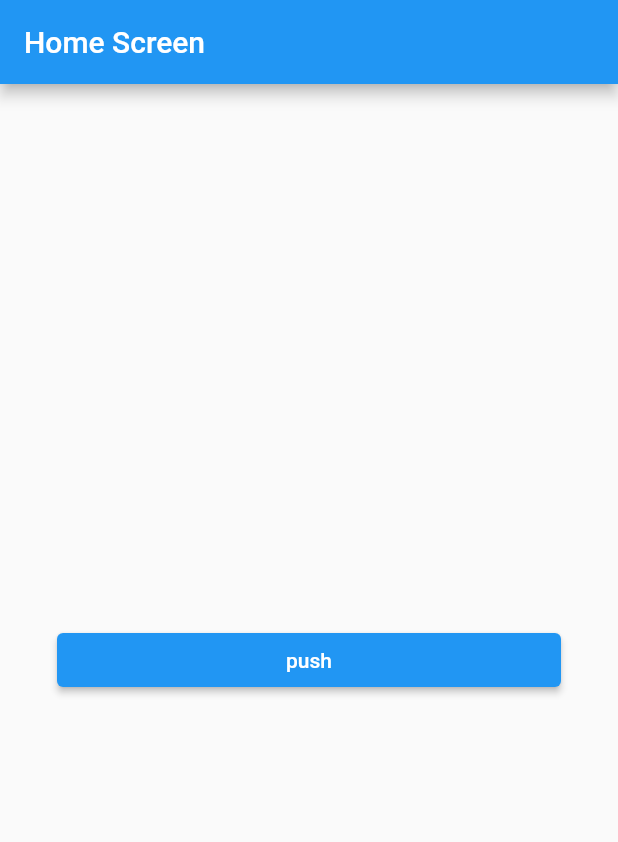
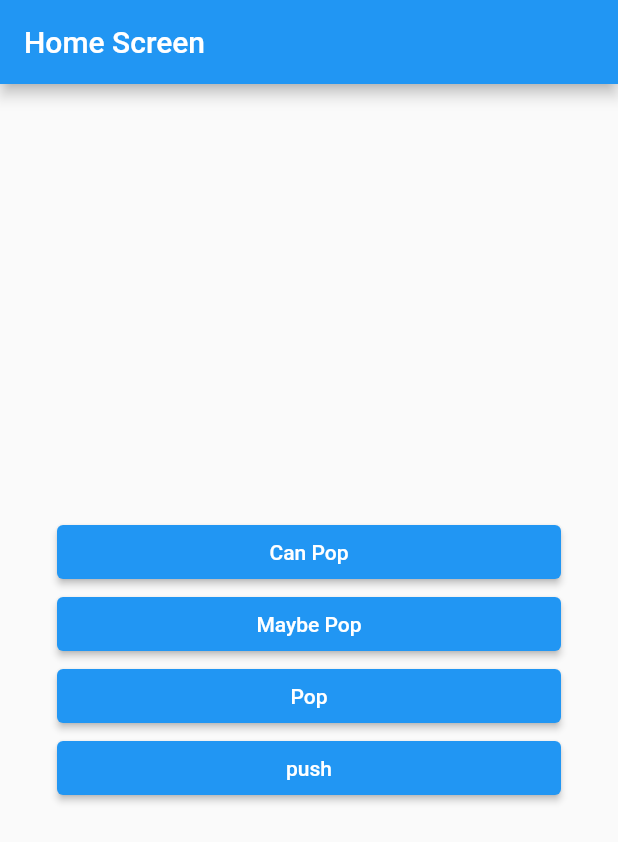
Before and after one commit to tjdans345/navigation_practice, a Flutter app: the screen it shows after launch, on a phone screen of 412 x 824 dp. Shown: the top 842 px of the screen. Run offline on Flutter 3.47's test engine with Material 2 defaults, Android fonts, the phone set to English and light mode, and no system bars.

Commit message:
Pop - canPop 기능 정리

```diff
--- a/lib/screen/home_screen.dart
+++ b/lib/screen/home_screen.dart
@@ -7,19 +7,59 @@ class HomeScreen extends StatelessWidget {
 
   @override
   Widget build(BuildContext context) {
-    return MainLayOut(title: "Home Screen", children: [
+    return WillPopScope(
+      onWillPop: () async {
+        // true - pop 가능
+        // false - pop 불가능
+        // return false;
+        final canPop = Navigator.of(context).canPop();
+        return canPop;
+      },
+
+      child: MainLayOut(title: "Home Screen", children: [
         Padding(
           padding: const EdgeInsets.symmetric(horizontal:  30.0),
           child: ElevatedButton(
             onPressed: () async {
-            final result = await Navigator.of(context).push(
-                MaterialPageRoute(builder: (BuildContext context) => RouteOneScreen(number: 10,))
-            );
+              // canPop 돌아갈 페이지가 있는지 즉 라우트 스택에 페이지가 남아있는지 boolean 값을 돌려준다.
+              print(Navigator.of(context).canPop());
+            },
+            child: Text("Can Pop"),
+          ),
+        ),
+        Padding(
+          padding: const EdgeInsets.symmetric(horizontal:  30.0),
+          child: ElevatedButton(
+            onPressed: () async {
+              // maybePop 라우트 스택안에 페이지가 있을 때만 작동하게 해준다.
+              Navigator.of(context).maybePop();
+            },
+            child: Text("Maybe Pop"),
+          ),
+        ),
+        Padding(
+          padding: const EdgeInsets.symmetric(horizontal:  30.0),
+          child: ElevatedButton(
+            onPressed: () async {
+              Navigator.of(context).pop();
+            },
+            child: Text("Pop"),
+          ),
+        ),
+        Padding(
+          padding: const EdgeInsets.symmetric(horizontal: 30.0),
+          child: ElevatedButton(
+            onPressed: () async {
+              final result = await Navigator.of(context).push(MaterialPageRoute(
+                  builder: (BuildContext context) => RouteOneScreen(
+                        number: 10,
+                      )));
               print(result);
             },
             child: Text("push"),
           ),
         ),
-    ]);
+      ]),
+    );
   }
 }
```
Lines whose indentation alone changed are shown as unchanged.
